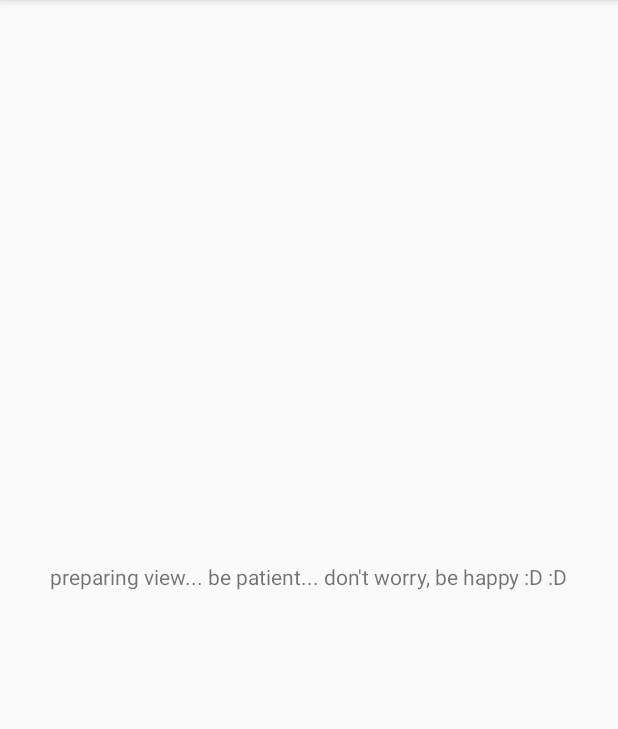
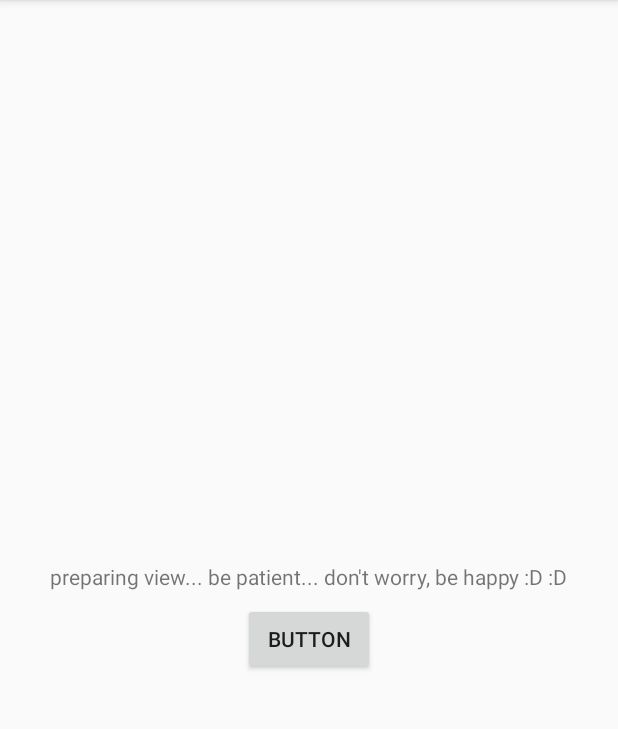
Before and after one commit to Guille88C/r15k, an Android app: the screen it shows after launch (MainActivity), on a phone screen of 412 x 824 dp, the part 84-813 px from its top. Run offline under Robolectric (Android 15) with nearby library versions, the phone set to English and light mode, and no system bars.

Commit message:
1. File "rooting" for navigations. 2. Generic activity has been prepared to have animations or not.

```diff
--- a/droid/app/src/main/AndroidManifest.xml
+++ b/droid/app/src/main/AndroidManifest.xml
@@ -20,5 +20,7 @@
 
         <activity android:name=".views.main.MainActivity" />
 
+        <activity android:name=".views.TestActivity" />
+
     </application>
 </manifest>
--- /dev/null
+++ b/droid/app/src/main/java/com/r15k/glacialware/r15k/rooting/rooting.kt
@@ -0,0 +1,18 @@
+package com.r15k.glacialware.r15k.rooting
+
+import android.content.Context
+import android.content.Intent
+import android.support.v7.app.AppCompatActivity
+import com.r15k.glacialware.r15k.R
+
+/**
+ * Created by Guille on 06/07/2017.
+ */
+fun navigateTo(activity : AppCompatActivity, cls : Class<*>) {
+    var intent = Intent(activity, cls)
+    activity.startActivity(intent)
+}
+
+fun navigateBackAnimated(activity : AppCompatActivity) {
+    activity.overridePendingTransition(R.anim.slide_in_exit, R.anim.slide_out_exit)
+}
--- a/droid/app/src/main/java/com/r15k/glacialware/r15k/views/generic/GenericRootActivity.kt
+++ b/droid/app/src/main/java/com/r15k/glacialware/r15k/views/generic/GenericRootActivity.kt
@@ -2,18 +2,32 @@ package com.r15k.glacialware.r15k.views.generic
 
 import android.os.Bundle
 import android.support.v7.app.AppCompatActivity
+import com.r15k.glacialware.r15k.R
+import com.r15k.glacialware.r15k.rooting.navigateBackAnimated
 
 /**
  * Created by Guille on 04/07/2017.
  */
-open abstract class GenericRootActivity : AppCompatActivity() {
+open abstract class GenericRootActivity constructor(private var anim: Boolean = false) : AppCompatActivity() {
     override fun onCreate(savedInstanceState: Bundle?) {
         super.onCreate(savedInstanceState)
+
+        if (anim) {
+            this.overridePendingTransition(R.anim.slide_in_enter, R.anim.slide_out_enter)
+        }
 
         this.inflateLayout()
         this.init()
     }
 
+    override fun onBackPressed() {
+        super.onBackPressed()
+
+        if (anim) {
+            navigateBackAnimated(this)
+        }
+    }
+
     protected abstract fun inflateLayout()
     protected abstract fun init()
 }
--- a/droid/app/src/main/java/com/r15k/glacialware/r15k/views/main/MainActivity.kt
+++ b/droid/app/src/main/java/com/r15k/glacialware/r15k/views/main/MainActivity.kt
@@ -1,14 +1,17 @@
 package com.r15k.glacialware.r15k.views.main
 
 import android.os.Bundle
+import android.view.View
 import com.r15k.glacialware.r15k.ddbb.DbManager
+import com.r15k.glacialware.r15k.rooting.navigateTo
+import com.r15k.glacialware.r15k.views.TestActivity
 import com.r15k.glacialware.r15k.views.generic.GenericRootActivity
 import kotlinx.android.synthetic.main.activity_main.*
 
 /**
  * Created by Guille on 01/07/2017.
  */
-class MainActivity : GenericRootActivity() {
+class MainActivity : GenericRootActivity(), View.OnClickListener {
     lateinit var dbManager : DbManager
 
     override fun onCreate(savedInstanceState: Bundle?) {
@@ -27,6 +30,7 @@ class MainActivity : GenericRootActivity() {
 
     override fun init() {
         textView.text = "preparing view... be patient... don't worry, be happy :D :D"
+        testButton.setOnClickListener(this)
         this.initDB()
     }
 
@@ -39,4 +43,8 @@ class MainActivity : GenericRootActivity() {
                 true
         )
     }
+
+    override fun onClick(p0: View?) {
+        navigateTo(this, TestActivity :: class.java)
+    }
 }
--- a/droid/app/src/main/java/com/r15k/glacialware/r15k/views/splash/SplashActivity.kt
+++ b/droid/app/src/main/java/com/r15k/glacialware/r15k/views/splash/SplashActivity.kt
@@ -1,20 +1,24 @@
 package com.r15k.glacialware.r15k.views.splash
 
-import android.content.Intent
 import android.os.Bundle
-import android.support.v7.app.AppCompatActivity
+import com.r15k.glacialware.r15k.rooting.navigateTo
+import com.r15k.glacialware.r15k.views.generic.GenericRootActivity
 import com.r15k.glacialware.r15k.views.main.MainActivity
 
 /**
  * Created by Guille on 30/06/2017.
  */
-class SplashActivity : AppCompatActivity() {
+class SplashActivity : GenericRootActivity() {
     override fun onCreate(savedInstanceState: Bundle?) {
         super.onCreate(savedInstanceState)
+    }
 
-        var intent = Intent(this, MainActivity :: class.java)
-        this.startActivity(intent)
+    override fun inflateLayout() {
 
+    }
+
+    override fun init() {
+        navigateTo(this, MainActivity :: class.java)
         this.finish()
     }
 }
--- a/droid/app/src/main/res/layout/activity_main.xml
+++ b/droid/app/src/main/res/layout/activity_main.xml
@@ -15,4 +15,16 @@
         app:layout_constraintTop_toTopOf="parent"
         tools:text="My text" />
 
+    <Button
+        android:id="@+id/testButton"
+        android:layout_width="wrap_content"
+        android:layout_height="wrap_content"
+        android:layout_marginEnd="8dp"
+        android:layout_marginStart="8dp"
+        android:layout_marginTop="8dp"
+        android:text="Button"
+        app:layout_constraintEnd_toEndOf="parent"
+        app:layout_constraintStart_toStartOf="parent"
+        app:layout_constraintTop_toBottomOf="@+id/textView" />
+
 </android.support.constraint.ConstraintLayout>
--- /dev/null
+++ b/droid/app/src/main/res/layout/activity_test.xml
@@ -0,0 +1,6 @@
+<?xml version="1.0" encoding="utf-8"?>
+<android.support.constraint.ConstraintLayout
+    xmlns:android="http://schemas.android.com/apk/res/android" android:layout_width="match_parent"
+    android:layout_height="match_parent">
+
+</android.support.constraint.ConstraintLayout>
```
Also changed, not shown: droid/app/src/main/java/com/r15k/glacialware/r15k/views/TestActivity.kt (added, +22 -0 lines), droid/app/src/main/java/com/r15k/glacialware/r15k/views/generic/GenericRootTransitionActivity.kt (deleted, +0 -21 lines).
